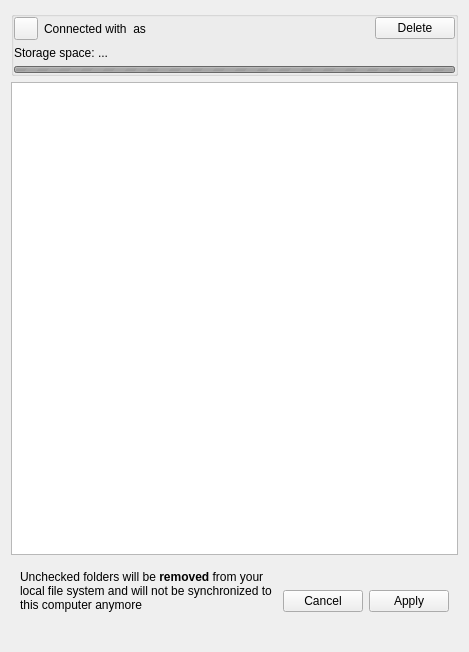
This is src/gui/accountsettings.ui in GrossLukas/client as Qt 5 draws it before an edit. The edited form follows.
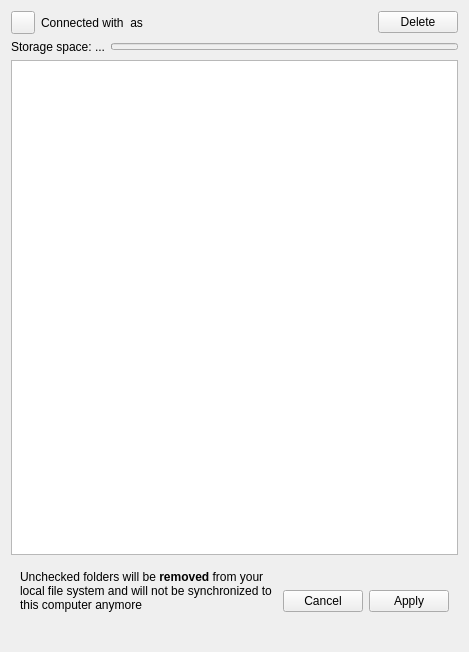
This is the edited form. Custom widgets are drawn as their Qt base class.

Commit message:
Move the progress bar to the right of the quota label
Also change the label to show the free space and show
the used and total space only on a tooltip of the bar.

Related to #3644

The edit to the form file:
```diff
--- a/src/gui/accountsettings.ui
+++ b/src/gui/accountsettings.ui
@@ -15,36 +15,6 @@
   </property>
   <layout class="QVBoxLayout" name="verticalLayout">
    <item>
-    <widget class="QGroupBox" name="storageGroupBox">
-     <property name="sizePolicy">
-      <sizepolicy hsizetype="Preferred" vsizetype="Fixed">
-       <horstretch>0</horstretch>
-       <verstretch>0</verstretch>
-      </sizepolicy>
-     </property>
-     <property name="autoFillBackground">
-      <bool>false</bool>
-     </property>
-     <property name="title">
-      <string/>
-     </property>
-     <property name="flat">
-      <bool>true</bool>
-     </property>
-     <layout class="QVBoxLayout" name="verticalLayout_2">
-      <property name="leftMargin">
-       <number>0</number>
-      </property>
-      <property name="topMargin">
-       <number>0</number>
-      </property>
-      <property name="rightMargin">
-       <number>0</number>
-      </property>
-      <property name="bottomMargin">
-       <number>0</number>
-      </property>
-      <item>
        <widget class="QWidget" name="accountStatus" native="true">
         <layout class="QHBoxLayout" name="horizontalLayout">
          <property name="leftMargin">
@@ -111,9 +81,11 @@
        </widget>
       </item>
       <item>
+    <layout class="QHBoxLayout" name="storageGroupBox">
+     <item>
        <widget class="QLabel" name="quotaInfoLabel">
         <property name="sizePolicy">
-         <sizepolicy hsizetype="Preferred" vsizetype="Fixed">
+        <sizepolicy hsizetype="Minimum" vsizetype="Fixed">
           <horstretch>0</horstretch>
           <verstretch>0</verstretch>
          </sizepolicy>
@@ -125,7 +97,7 @@
          <string>Storage space: ...</string>
         </property>
         <property name="wordWrap">
-         <bool>true</bool>
+        <bool>false</bool>
         </property>
        </widget>
       </item>
@@ -134,6 +106,12 @@
         <property name="enabled">
          <bool>false</bool>
         </property>
+       <property name="sizePolicy">
+        <sizepolicy hsizetype="MinimumExpanding" vsizetype="Fixed">
+         <horstretch>0</horstretch>
+         <verstretch>0</verstretch>
+        </sizepolicy>
+       </property>
         <property name="maximumSize">
          <size>
           <width>16777215</width>
@@ -141,7 +119,7 @@
          </size>
         </property>
         <property name="maximum">
-         <number>0</number>
+        <number>100</number>
         </property>
         <property name="value">
          <number>-1</number>
@@ -152,7 +130,6 @@
        </widget>
       </item>
      </layout>
-    </widget>
    </item>
    <item>
     <widget class="QTreeView" name="_folderList">
```
Left out of the diff: 2 changed lines with no effect on the pictures. Lines whose indentation alone changed are shown as unchanged. The commit also changes 1 other file.
